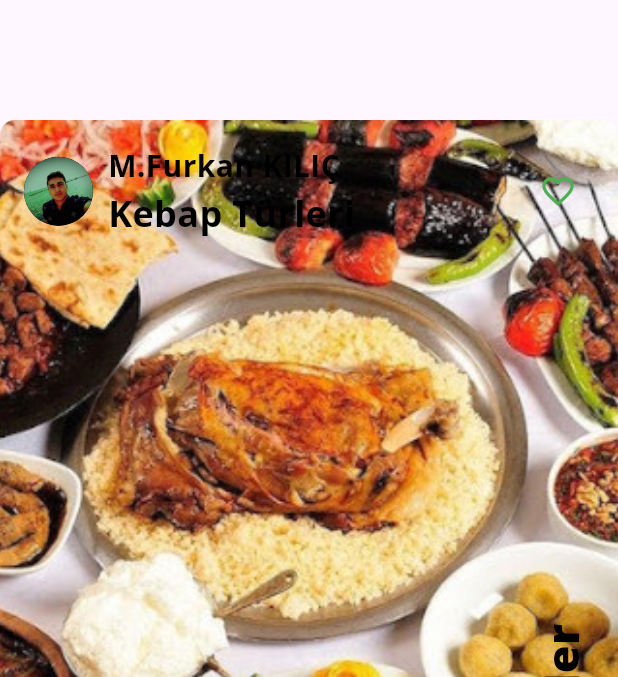
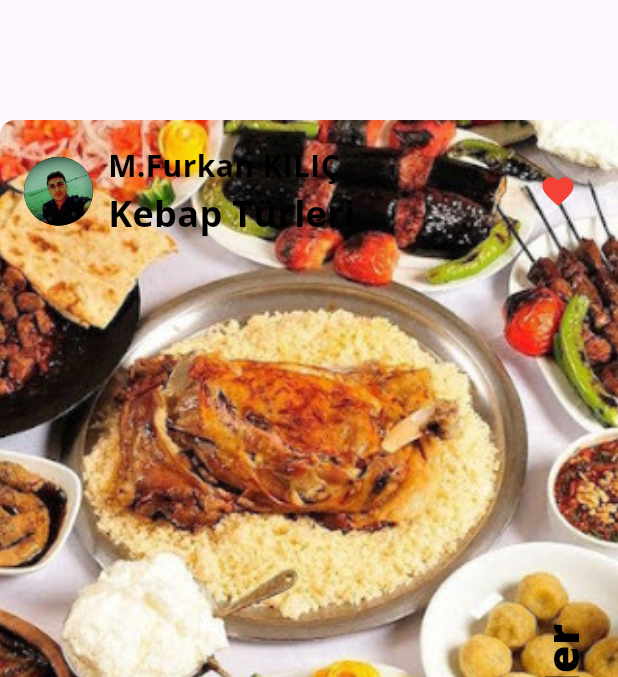
Before and after one commit to 63Furkan63/sifirdan_yayina_proje, a Flutter app: the screen it shows after launch, item 2 of the bottom bar chosen, after a tap on the "favorite outline" icon, on a phone screen of 412 x 824 dp, the part 84-761 px from its top. Run offline on Flutter 3.47's test engine with Material 3 defaults, Android fonts, the phone set to English and light mode, and no system bars; our stand-ins replace google_fonts.

Commit message:
icon işlemleri eklendi

```diff
--- a/lib/author_card.dart
+++ b/lib/author_card.dart
@@ -2,7 +2,7 @@ import 'package:flutter/material.dart';
 import 'package:myapp/circle_image.dart';
 import 'package:myapp/theme_islemleri.dart';
 
-class AuthorCard extends StatelessWidget {
+class AuthorCard extends StatefulWidget {
   const AuthorCard({
     super.key,
     required this.authorName,
@@ -15,24 +15,33 @@ class AuthorCard extends StatelessWidget {
   final ImageProvider imageProvider;
 
   @override
+  State<AuthorCard> createState() => _AuthorCardState();
+}
+
+class _AuthorCardState extends State<AuthorCard> {
+  bool _isFavori = false;
+  @override
   Widget build(BuildContext context) {
     return Container(
       padding: EdgeInsets.all(16.0),
       child: Row(
-        mainAxisAlignment:MainAxisAlignment.spaceBetween,
+        mainAxisAlignment: MainAxisAlignment.spaceBetween,
         children: [
           Row(
             children: [
-              CircleImage(imageProvider: imageProvider, imageRadius: 25),
+              CircleImage(imageProvider: widget.imageProvider, imageRadius: 25),
               SizedBox(width: 10),
               Column(
                 crossAxisAlignment: CrossAxisAlignment.start,
                 children: [
                   Text(
-                    authorName,
+                    widget.authorName,
                     style: TemaIslemleri.acikYaziTema.headlineSmall,
                   ),
-                  Text(title, style: TemaIslemleri.acikYaziTema.headlineMedium),
+                  Text(
+                    widget.title,
+                    style: TemaIslemleri.acikYaziTema.headlineMedium,
+                  ),
                 ],
               ),
               SizedBox(width: 15.0),
@@ -40,12 +49,15 @@ class AuthorCard extends StatelessWidget {
           ),
           IconButton(
             iconSize: 25,
-            color: Colors.green,
+            color: Colors.red,
             onPressed: () {
               const snackBar = SnackBar(content: Text('Favorilere Eklendi!'));
               ScaffoldMessenger.of(context).showSnackBar(snackBar);
+              setState(() {
+                _isFavori = !_isFavori;
+              });
             },
-            icon: Icon(Icons.favorite_border),
+            icon: Icon(_isFavori ? Icons.favorite : Icons.favorite_border),
           ),
         ],
       ),
--- a/lib/main.dart
+++ b/lib/main.dart
@@ -1,7 +1,5 @@
 import 'package:flutter/material.dart';
 import 'package:myapp/home.dart';
-import 'package:myapp/tarif.dart';
-import 'package:myapp/tarif_detay.dart';
 import 'package:myapp/theme_islemleri.dart';
 
 void main() {
```
Also changed, not shown: lib/card3.dart (+66 -8 lines), assets/seffim.jpg (added).
